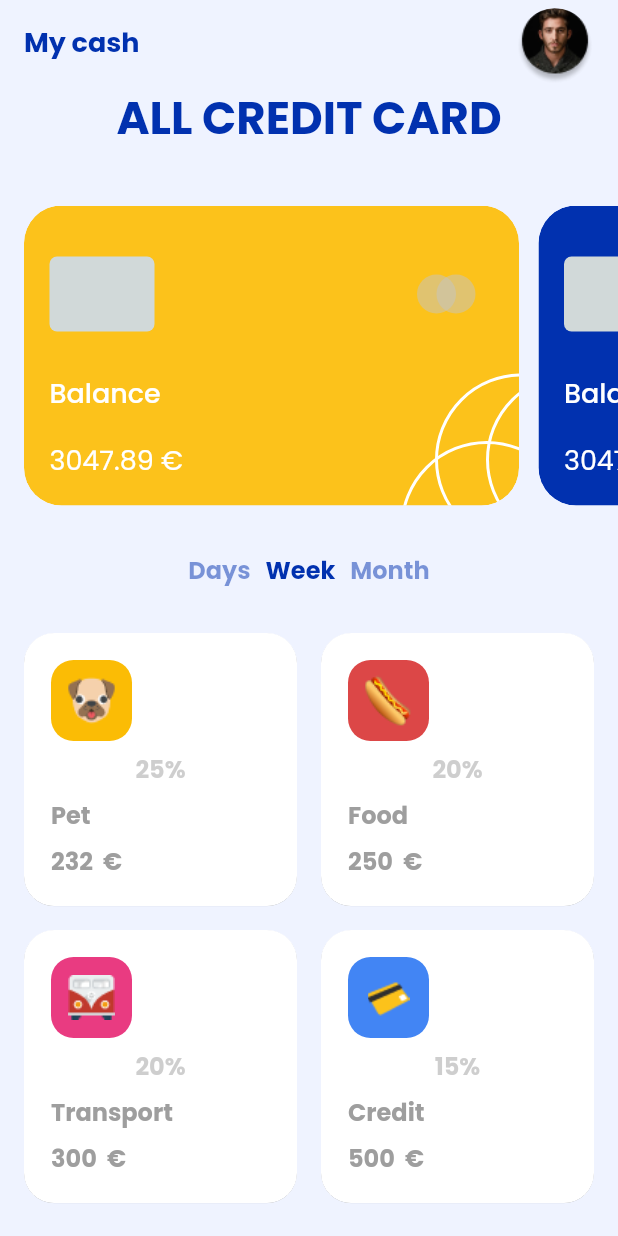
After one commit to axiy1218/flutter_g4, a Flutter app: the screen it shows after launch, on a phone screen of 412 x 824 dp. The commit adds this screen. Run offline on Flutter 3.47's test engine with Material 2 defaults, Android fonts, the phone set to English and light mode, and no system bars; our stand-ins replace badges, google_fonts, lottie; project files that could hold a hidden picture were left out.

Commit message:
-banking page

```diff
--- a/lib/main.dart
+++ b/lib/main.dart
@@ -2,6 +2,7 @@ import 'package:flutter/material.dart';
 import 'package:flutter_g4/pages/animations_page/first/first_page.dart';
 import 'package:flutter_g4/pages/animations_page/second_page/second_page.dart';
 import 'package:flutter_g4/pages/animations_page/third_page/third_page.dart';
+import 'package:flutter_g4/pages/banking/account/account_view.dart';
 import 'package:flutter_g4/pages/doctor/docrtor_page.dart';
 import 'package:flutter_g4/pages/home/home_page.dart';
 import 'package:flutter_g4/utils/routes/app_routes.dart';
@@ -26,9 +27,10 @@ class MyApp extends StatelessWidget {
         AppPageRoutes.first.routeName: (context) => const FirstPage(),
         AppPageRoutes.second.routeName: (context) => const SecondPage(),
         AppPageRoutes.third.routeName: (context) => const ThirdPage(),
-        AppPageRoutes.doctor.routeName: (context) => const DoctorPage()
+        AppPageRoutes.doctor.routeName: (context) => const DoctorPage(),
+        AppPageRoutes.account.routeName: (context) => const AccountView()
       },
-      initialRoute: AppPageRoutes.doctor.routeName,
+      initialRoute: AppPageRoutes.account.routeName,
     );
   }
 }
--- /dev/null
+++ b/lib/model/bank_card_model.dart
@@ -0,0 +1,5 @@
+class BankCardModel {
+  final num? price;
+  final int? colorCode;
+  BankCardModel({required this.colorCode, required this.price});
+}
--- /dev/null
+++ b/lib/model/payment_model.dart
@@ -0,0 +1,13 @@
+class PaymentModel {
+  final int? colorNumber;
+  final String? image;
+  final num? precent;
+  final String? name;
+  final num? price;
+  const PaymentModel(
+      {required this.colorNumber,
+      required this.image,
+      required this.name,
+      required this.precent,
+      required this.price});
+}
--- /dev/null
+++ b/lib/pages/banking/account/account_view.dart
@@ -0,0 +1,195 @@
+import 'package:flutter/material.dart';
+import 'package:flutter_g4/model/bank_card_model.dart';
+import 'package:flutter_g4/model/payment_model.dart';
+import 'package:flutter_g4/pages/banking/account/bank_card_widget.dart';
+import 'package:flutter_g4/pages/banking/account/custom_text.dart';
+import 'package:flutter_g4/pages/banking/account/payment_widget.dart';
+import 'package:flutter_g4/utils/constants/constants.dart';
+
+class AccountView extends StatefulWidget {
+  const AccountView({super.key});
+
+  @override
+  State<AccountView> createState() => _AccountViewState();
+}
+
+class _AccountViewState extends State<AccountView> {
+  final List<BankCardModel?> _bankCards = [
+    BankCardModel(colorCode: 0xFFFCC21B, price: 3047.89),
+    BankCardModel(colorCode: 0xFF0131AF, price: 3047.89),
+  ];
+
+  final List<PaymentModel?> _payments = [
+    const PaymentModel(
+        colorNumber: 0xFFFBBC05,
+        image: AppImages.dogFace,
+        name: 'Pet',
+        precent: 25,
+        price: 232),
+    const PaymentModel(
+        colorNumber: 0xFFDC4747,
+        image: AppImages.hotdog,
+        name: 'Food',
+        precent: 20,
+        price: 250),
+    const PaymentModel(
+        colorNumber: 0xFFE93B81,
+        image: AppImages.car,
+        name: 'Transport',
+        precent: 20,
+        price: 300),
+    const PaymentModel(
+        colorNumber: 0xFF4285F4,
+        image: AppImages.creditCard,
+        name: 'Credit',
+        precent: 15,
+        price: 500)
+  ];
+  @override
+  Widget build(BuildContext context) {
+    return Scaffold(
+      appBar: AppBar(
+        title: Text(
+          'My cash',
+          style: AppTextStyles.mediumText.copyWith(
+              fontSize: 18,
+              fontWeight: FontWeight.w700,
+              color: AppColors.accountColor),
+        ),
+        elevation: .0,
+        backgroundColor: Colors.transparent,
+        actions: const [
+          Padding(
+            padding: EdgeInsets.only(right: 17, top: 5),
+            child: PhysicalModel(
+              shadowColor: Colors.blueGrey,
+              color: Colors.transparent,
+              child: CircleAvatar(
+                radius: 25,
+                backgroundImage: AssetImage(
+                  AppImages.avatar,
+                ),
+                backgroundColor: Colors.transparent,
+              ),
+            ),
+          )
+        ],
+      ),
+      backgroundColor: const Color(0xFFEFF3FF),
+      body: SafeArea(
+          child: _AccountBody(
+        bankCards: _bankCards,
+        payments: _payments,
+      )),
+    );
+  }
+}
+
+//*-------------body
+class _AccountBody extends StatelessWidget {
+  final List<BankCardModel?>? bankCards;
+  final List<PaymentModel?>? payments;
+  const _AccountBody({required this.bankCards, required this.payments});
+
+  @override
+  Widget build(BuildContext context) {
+    return ScrollConfiguration(
+      behavior: MyBehavior(),
+      child: SingleChildScrollView(
+        physics: const BouncingScrollPhysics(
+            parent: AlwaysScrollableScrollPhysics()),
+        child: SizedBox(
+          width: double.infinity,
+          child: Column(
+            crossAxisAlignment: CrossAxisAlignment.center,
+            children: [
+              Text(
+                'ALL CREDIT CARD',
+                style: AppTextStyles.mediumText.copyWith(
+                    fontSize: 30,
+                    fontWeight: FontWeight.w700,
+                    color: AppColors.accountColor),
+              ),
+              const SizedBox(
+                height: 36,
+              ),
+
+              //*-------------Separated
+              SizedBox(
+                height: 200,
+                child: ListView.separated(
+                  scrollDirection: Axis.horizontal,
+                  shrinkWrap: true,
+                  itemCount: bankCards!.length,
+                  padding: const EdgeInsets.symmetric(horizontal: 16),
+                  separatorBuilder: (context, index) => const SizedBox(
+                    width: 13,
+                  ),
+                  itemBuilder: (context, index) =>
+                      BankCardWidget(bankCardModel: bankCards![index]),
+                ),
+              ),
+              const SizedBox(
+                height: 31,
+              ),
+              //*-------------Texts
+              SizedBox(
+                width: double.infinity,
+                child: Row(
+                  mainAxisAlignment: MainAxisAlignment.center,
+                  children: const [
+                    CustomTextWidget(
+                      text: 'Days',
+                      isSelected: false,
+                    ),
+                    SizedBox(
+                      width: 10,
+                    ),
+                    CustomTextWidget(
+                      text: 'Week',
+                      isSelected: true,
+                    ),
+                    SizedBox(
+                      width: 10,
+                    ),
+                    CustomTextWidget(
+                      text: 'Month',
+                      isSelected: false,
+                    ),
+                  ],
+                ),
+              ),
+              const SizedBox(
+                height: 10,
+              ),
+              //*-------------grid view
+              Padding(
+                padding:
+                    const EdgeInsets.symmetric(horizontal: 16, vertical: 20),
+                child: GridView.builder(
+                    gridDelegate:
+                        const SliverGridDelegateWithFixedCrossAxisCount(
+                            crossAxisCount: 2,
+                            crossAxisSpacing: 16,
+                            mainAxisSpacing: 16),
+                    primary: false,
+                    shrinkWrap: true,
+                    itemCount: 4,
+                    itemBuilder: (context, index) =>
+                        PaymentWidget(payment: payments![index]!)),
+              )
+            ],
+          ),
+        ),
+      ),
+    );
+  }
+}
+
+class MyBehavior extends ScrollBehavior {
+  @override
+  Widget buildOverscrollIndicator(
+      BuildContext context, Widget child, ScrollableDetails details) {
+    return child;
+  }
+}
--- /dev/null
+++ b/lib/pages/banking/account/bank_card_widget.dart
@@ -0,0 +1,126 @@
+import 'package:flutter/material.dart';
+import 'package:flutter_g4/model/bank_card_model.dart';
+import 'package:flutter_g4/utils/constants/constants.dart';
+
+class BankCardWidget extends StatelessWidget {
+  final BankCardModel? bankCardModel;
+  const BankCardWidget({super.key, required this.bankCardModel});
+
+  @override
+  Widget build(BuildContext context) {
+    return Card(
+      elevation: .0,
+      shape: RoundedRectangleBorder(borderRadius: BorderRadius.circular(25)),
+      margin: EdgeInsets.zero,
+      color: Colors.transparent,
+      child: ClipRRect(
+        borderRadius: BorderRadius.circular(25),
+        child: Stack(
+          children: [
+            //*-------------Card Body
+            SizedBox(
+              height: 200,
+              width: 330,
+              child: Container(
+                padding: const EdgeInsets.only(
+                    left: 17, top: 24, bottom: 17, right: 16),
+                decoration: BoxDecoration(
+                    color: Color(bankCardModel!.colorCode!),
+                    borderRadius: BorderRadius.circular(25)),
+                child: Column(
+                  mainAxisAlignment: MainAxisAlignment.spaceBetween,
+                  crossAxisAlignment: CrossAxisAlignment.start,
+                  children: [
+                    SizedBox(
+                      height: 70,
+                      width: double.infinity,
+                      child: Row(
+                        mainAxisAlignment: MainAxisAlignment.spaceBetween,
+                        crossAxisAlignment: CrossAxisAlignment.center,
+                        children: [
+                          Container(
+                            height: 50,
+                            width: 70,
+                            decoration: BoxDecoration(
+                                color: const Color(0xFFD1D9D9),
+                                borderRadius: BorderRadius.circular(5)),
+                          ),
+                          SizedBox(
+                            height: 26,
+                            child: Row(
+                              mainAxisSize: MainAxisSize.min,
+                              children: [
+                                CircleAvatar(
+                                  radius: 13,
+                                  backgroundColor:
+                                      const Color(0xFFC4C4C4).withOpacity(.5),
+                                ),
+                                Transform.translate(
+                                    offset: const Offset(-13, 0),
+                                    child: CircleAvatar(
+                                      radius: 13,
+                                      backgroundColor: const Color(0xFFC4C4C4)
+                                          .withOpacity(.5),
+                                    ))
+                              ],
+                            ),
+                          )
+                        ],
+                      ),
+                    ),
+                    Text(
+                      'Balance',
+                      style: AppTextStyles.mediumText.copyWith(
+                          fontSize: 18,
+                          fontWeight: FontWeight.w500,
+                          color: Colors.white),
+                    ),
+                    Text(
+                      '${bankCardModel!.price} €',
+                      style: AppTextStyles.mediumText.copyWith(
+                          fontSize: 18,
+                          fontWeight: FontWeight.w400,
+                          color: Colors.white),
+                    )
+                  ],
+                ),
+              ),
+            ),
+            //*-------------Border widget
+            Positioned(
+                bottom: -27,
+                right: -59,
+                child: Container(
+                  height: 115,
+                  width: 115,
+                  decoration: BoxDecoration(
+                      shape: BoxShape.circle,
+                      border: Border.all(width: 2, color: Colors.white)),
+                )),
+
+            Positioned(
+                bottom: -27,
+                right: -93,
+                child: Container(
+                  height: 115,
+                  width: 115,
+                  decoration: BoxDecoration(
+                      shape: BoxShape.circle,
+                      border: Border.all(width: 2, color: Colors.white)),
+                )),
+            Positioned(
+                bottom: -72,
+                right: -36,
+                child: Container(
+                  height: 115,
+                  width: 115,
+                  decoration: BoxDecoration(
+                      shape: BoxShape.circle,
+                      border: Border.all(width: 2, color: Colors.white)),
+                )),
+          ],
+        ),
+      ),
+    );
+  }
+}
--- /dev/null
+++ b/lib/pages/banking/account/custom_text.dart
@@ -0,0 +1,22 @@
+import 'package:flutter/material.dart';
+import 'package:flutter_g4/utils/constants/constants.dart';
+
+class CustomTextWidget extends StatelessWidget {
+  final String text;
+  final bool isSelected;
+  const CustomTextWidget(
+      {super.key, required this.text, required this.isSelected});
+
+  @override
+  Widget build(BuildContext context) {
+    return Text(
+      text,
+      style: AppTextStyles.mediumText.copyWith(
+          color: isSelected
+              ? AppColors.accountColor
+              : AppColors.accountColor.withOpacity(.5),
+          fontSize: 16,
+          fontWeight: FontWeight.w700),
+    );
+  }
+}
--- /dev/null
+++ b/lib/pages/banking/account/payment_widget.dart
@@ -0,0 +1,62 @@
+import 'package:flutter/material.dart';
+import 'package:flutter_g4/model/payment_model.dart';
+import 'package:flutter_g4/utils/constants/constants.dart';
+
+class PaymentWidget extends StatelessWidget {
+  final PaymentModel payment;
+  const PaymentWidget({super.key, required this.payment});
+
+  @override
+  Widget build(BuildContext context) {
+    return Card(
+      elevation: 0.1,
+      color: Colors.transparent,
+      shape: RoundedRectangleBorder(borderRadius: BorderRadius.circular(20)),
+      margin: EdgeInsets.zero,
+      child: Container(
+        padding: const EdgeInsets.all(18),
+        decoration: BoxDecoration(
+            color: Colors.white, borderRadius: BorderRadius.circular(20)),
+        child: Column(
+          mainAxisAlignment: MainAxisAlignment.spaceBetween,
+          crossAxisAlignment: CrossAxisAlignment.start,
+          children: [
+            Container(
+              height: 54,
+              width: 54,
+              decoration: BoxDecoration(
+                  color: Color(payment.colorNumber!),
+                  borderRadius: BorderRadius.circular(15)),
+              child: Image.asset(payment.image!),
+            ),
+            Container(
+              width: double.infinity,
+              alignment: Alignment.center,
+              child: Text(
+                '${payment.precent}%',
+                style: AppTextStyles.mediumText.copyWith(
+                    fontSize: 16,
+                    fontWeight: FontWeight.w700,
+                    color: Colors.grey.withOpacity(.5)),
+              ),
+            ),
+            Text(
+              '${payment.name}',
+              style: AppTextStyles.mediumText.copyWith(
+                  fontSize: 16,
+                  fontWeight: FontWeight.w700,
+                  color: Colors.grey),
+            ),
+            Text(
+              '${payment.price}  € ',
+              style: AppTextStyles.mediumText.copyWith(
+                  fontSize: 16,
+                  fontWeight: FontWeight.w700,
+                  color: Colors.grey),
+            ),
+          ],
+        ),
+      ),
+    );
+  }
+}
--- a/lib/utils/constants/constants.dart
+++ b/lib/utils/constants/constants.dart
@@ -16,6 +16,11 @@ class AppTextStyles {
 class AppImages {
   static const _base = 'assets/image/';
   static const doctor = '${_base}doctor.png';
+  static const avatar = '${_base}account.png';
+  static const dogFace = '${_base}dog_face.png';
+  static const hotdog = '${_base}hotdog.png';
+  static const car = '${_base}car.png';
+  static const creditCard = '${_base}credit_card.png';
 }
 
 class AppColors {
@@ -24,4 +29,5 @@ class AppColors {
   static const professionColor = Color(0xFF7D8BB7);
   static const statisticsColor = Color(0xFFB28CFF);
   static const reviewColor = Color(0xFFFF9A9A);
+  static const accountColor = Color(0xFF0131AF);
 }
--- a/lib/utils/routes/app_routes.dart
+++ b/lib/utils/routes/app_routes.dart
@@ -3,6 +3,7 @@ enum AppPageRoutes {
   second('/second'),
   third('/third'),
   doctor('/doctor'),
+  account('/account'),
   home('/home');
 
   final String routeName;
```
Also changed, not shown: assets/image/account.png (added), assets/image/car.png (added), assets/image/credit_card.png (added), assets/image/dog_face.png (added), assets/image/hotdog.png (added).
